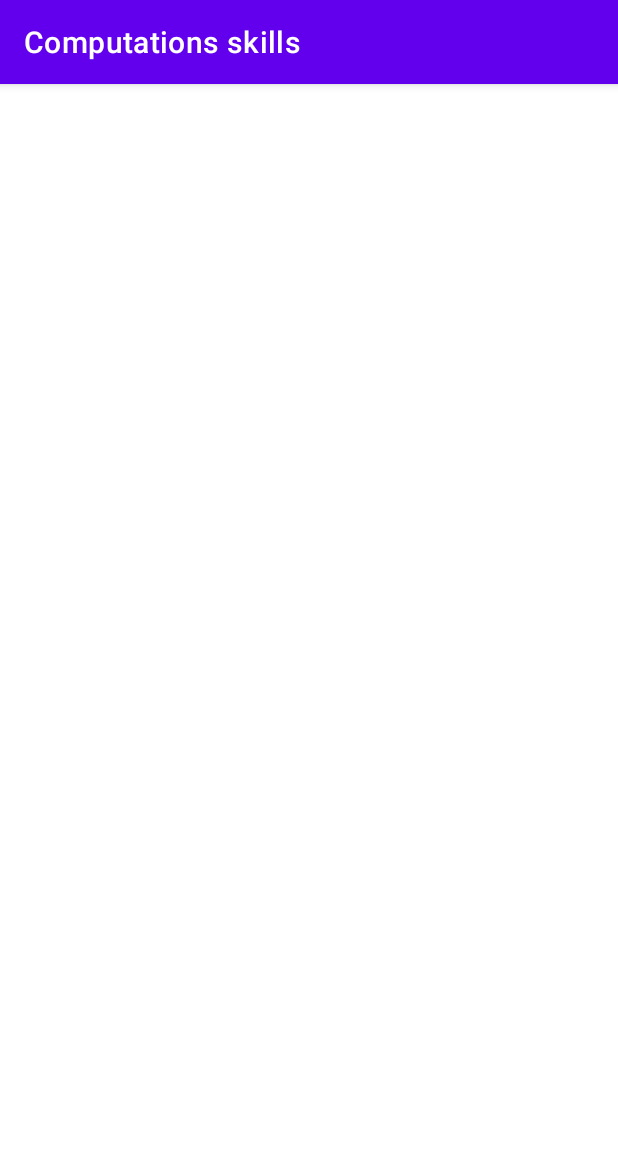
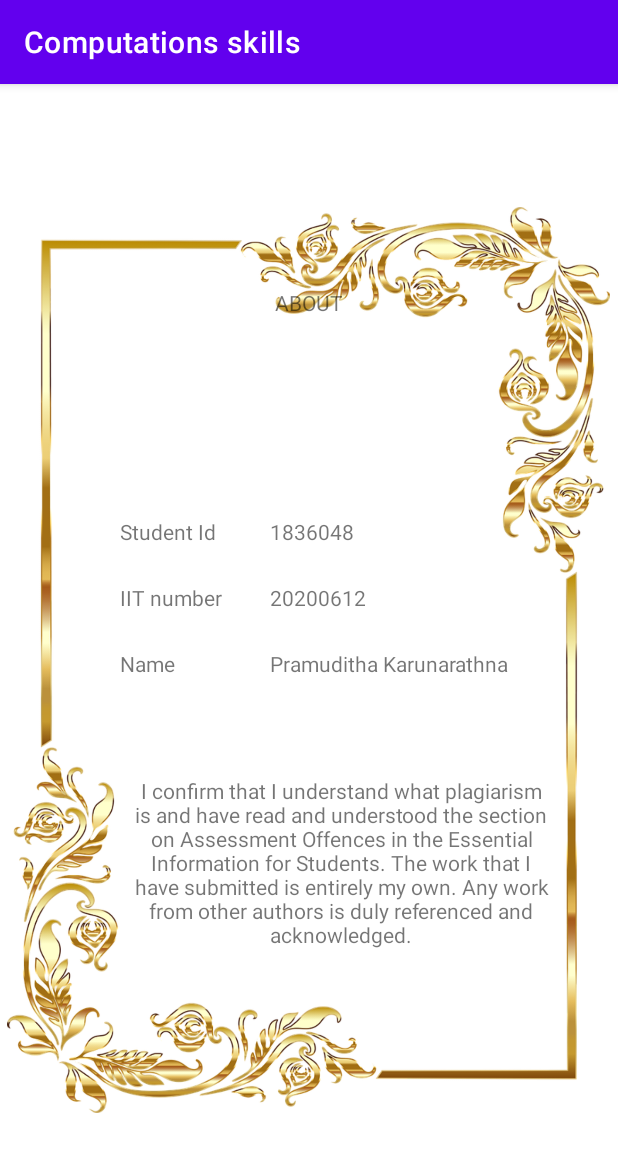
Before and after one commit to shemil076/arithmetic-game, an Android app: the AboutActivity screen opened directly, with no data from a screen before it, on a phone screen of 412 x 824 dp. Shown: the top 1152 px of the screen. Run offline under Robolectric (Android 15) with nearby library versions, the phone set to English and light mode, and no system bars.

Commit message:
:children_crossing: partially completed the about activity

```diff
--- a/app/build.gradle
+++ b/app/build.gradle
@@ -37,6 +37,7 @@ dependencies {
     implementation 'androidx.appcompat:appcompat:1.4.1'
     implementation 'com.google.android.material:material:1.5.0'
     implementation 'androidx.constraintlayout:constraintlayout:2.1.3'
+    implementation 'androidx.gridlayout:gridlayout:1.0.0'
     testImplementation 'junit:junit:4.13.2'
     androidTestImplementation 'androidx.test.ext:junit:1.1.3'
     androidTestImplementation 'androidx.test.espresso:espresso-core:3.4.0'
--- a/app/src/main/java/com/example/computationsskills/AboutActivity.kt
+++ b/app/src/main/java/com/example/computationsskills/AboutActivity.kt
@@ -1,11 +1,23 @@
 package com.example.computationsskills
 
+import android.annotation.SuppressLint
 import androidx.appcompat.app.AppCompatActivity
 import android.os.Bundle
+import android.widget.TextView
 
 class AboutActivity : AppCompatActivity() {
+    @SuppressLint("SetTextI18n")
     override fun onCreate(savedInstanceState: Bundle?) {
         super.onCreate(savedInstanceState)
         setContentView(R.layout.activity_about)
+
+        var txtUowNumber = findViewById<TextView>(R.id.txtUowNumber)
+        var txtIITNumber = findViewById<TextView>(R.id.txtIITNumber)
+        var txtName = findViewById<TextView>(R.id.txtName)
+
+        txtUowNumber.text = "1836048"
+        txtIITNumber.text = "20200612"
+        txtName. text = "Pramuditha Karunarathna"
+
     }
 }
--- a/app/src/main/res/layout/activity_about.xml
+++ b/app/src/main/res/layout/activity_about.xml
@@ -6,4 +6,98 @@
     android:layout_height="match_parent"
     tools:context=".AboutActivity">
 
+    <ImageView
+        android:id="@+id/imageView"
+        android:layout_width="402dp"
+        android:layout_height="717dp"
+        app:layout_constraintBottom_toBottomOf="parent"
+        app:layout_constraintEnd_toEndOf="parent"
+        app:layout_constraintHorizontal_bias="0.444"
+        app:layout_constraintStart_toStartOf="parent"
+        app:layout_constraintTop_toTopOf="parent"
+        app:srcCompat="@drawable/frame"
+        android:contentDescription="TODO" />
+
+    <TextView
+        android:id="@+id/uowNumber"
+        android:layout_width="wrap_content"
+        android:layout_height="wrap_content"
+        android:layout_marginStart="80dp"
+        android:layout_marginBottom="460dp"
+        android:text="@string/studentId"
+        app:layout_constraintBottom_toBottomOf="parent"
+        app:layout_constraintStart_toStartOf="parent" />
+
+    <TextView
+        android:id="@+id/iitNumber"
+        android:layout_width="wrap_content"
+        android:layout_height="wrap_content"
+        android:layout_marginStart="80dp"
+        android:layout_marginBottom="416dp"
+        android:text="@string/iitNumber"
+        app:layout_constraintBottom_toBottomOf="parent"
+        app:layout_constraintStart_toStartOf="parent" />
+
+    <TextView
+        android:id="@+id/name"
+        android:layout_width="wrap_content"
+        android:layout_height="wrap_content"
+        android:layout_marginStart="80dp"
+        android:layout_marginBottom="372dp"
+        android:text="@string/name"
+        app:layout_constraintBottom_toBottomOf="parent"
+        app:layout_constraintStart_toStartOf="parent" />
+
+    <TextView
+        android:id="@+id/lblabout"
+        android:layout_width="wrap_content"
+        android:layout_height="wrap_content"
+        android:layout_marginTop="136dp"
+        android:text="@string/lblAbout"
+        app:layout_constraintEnd_toEndOf="parent"
+        app:layout_constraintStart_toStartOf="parent"
+        app:layout_constraintTop_toTopOf="parent" />
+
+    <TextView
+        android:id="@+id/txtUowNumber"
+        android:layout_width="wrap_content"
+        android:layout_height="wrap_content"
+        android:layout_marginStart="180dp"
+        android:layout_marginBottom="460dp"
+        android:text="@string/txtUowNumber"
+        app:layout_constraintBottom_toBottomOf="parent"
+        app:layout_constraintStart_toStartOf="parent" />
+
+    <TextView
+        android:id="@+id/txtIITNumber"
+        android:layout_width="wrap_content"
+        android:layout_height="wrap_content"
+        android:layout_marginStart="180dp"
+        android:layout_marginBottom="416dp"
+        android:text="@string/txtIItNumber"
+        app:layout_constraintBottom_toBottomOf="parent"
+        app:layout_constraintStart_toStartOf="parent" />
+
+    <TextView
+        android:id="@+id/txtName"
+        android:layout_width="wrap_content"
+        android:layout_height="wrap_content"
+        android:layout_marginStart="180dp"
+        android:layout_marginBottom="372dp"
+        android:text="@string/txtName"
+        app:layout_constraintBottom_toBottomOf="parent"
+        app:layout_constraintStart_toStartOf="parent" />
+
+    <TextView
+        android:id="@+id/message"
+        android:layout_width="294dp"
+        android:layout_height="202dp"
+        android:layout_marginBottom="148dp"
+        android:gravity="center"
+        android:text="@string/txtMessage"
+        app:layout_constraintBottom_toBottomOf="parent"
+        app:layout_constraintEnd_toEndOf="parent"
+        app:layout_constraintHorizontal_bias="0.683"
+        app:layout_constraintStart_toStartOf="parent" />
+
 </androidx.constraintlayout.widget.ConstraintLayout>
--- a/app/src/main/res/values/strings.xml
+++ b/app/src/main/res/values/strings.xml
@@ -2,4 +2,12 @@
     <string name="app_name">Computations skills</string>
     <string name="btnNewGame">New Game</string>
     <string name="BtnAbout">About</string>
+    <string name="studentId">Student Id </string>
+    <string name="iitNumber">IIT number </string>
+    <string name="name">Name </string>
+    <string name="lblAbout">ABOUT</string>
+    <string name="txtUowNumber">--</string>
+    <string name="txtIItNumber">--</string>
+    <string name="txtName">--</string>
+    <string name="txtMessage">I confirm that I understand what plagiarism is and have read and understood the section on Assessment Offences in the Essential Information for Students. The work that I have submitted is entirely my own. Any work from other authors is duly referenced and acknowledged. </string>
 </resources>
```
Also changed, not shown: app/src/main/res/drawable/frame.png (added).
